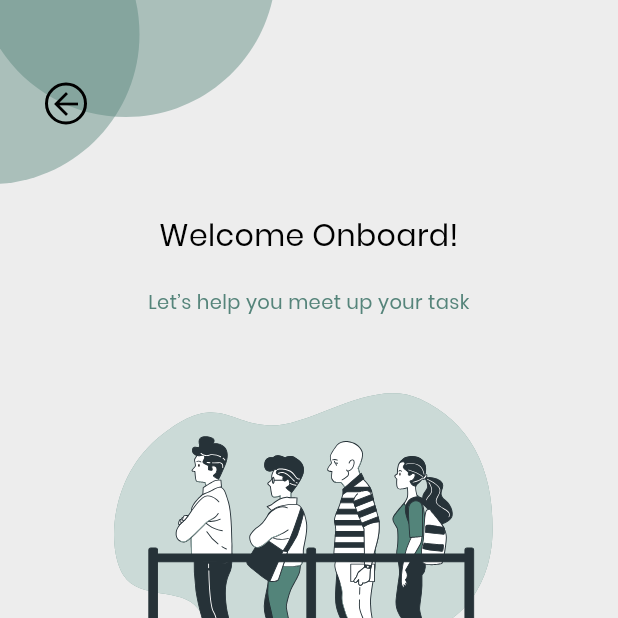
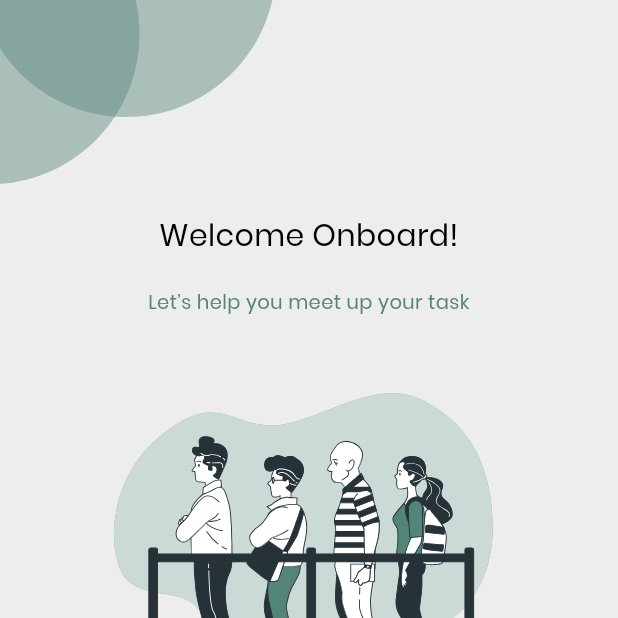
Before and after one commit to mozidan27/todo_list, a Flutter app: the screen it shows after launch, after a tap on "Get Started", on a phone screen of 412 x 824 dp, the top half of it. Run offline on Flutter 3.47's test engine with Material 3 defaults, Android fonts, the phone set to English and light mode, and no system bars; our stand-ins replace awesome_dialog, cloud_firestore, firebase_auth, firebase_core, flutter_bloc, flutter_slidable and 7 more; accounts and stored records are empty; project files that could hold a hidden picture were left out.

Commit message:
app finished

```diff
--- a/lib/core/services/service_locator.dart
+++ b/lib/core/services/service_locator.dart
@@ -1,9 +1,11 @@
 import 'package:get_it/get_it.dart';
 import 'package:todo_list/core/database/cache/cache_helper.dart';
+import 'package:todo_list/features/auth/presentation/cubit/auth_cubit.dart';
 
 final getIt = GetIt.instance;
 
 void setupServiceLocator() {
   //! auth
   getIt.registerSingleton<CacheHelper>(CacheHelper());
+  getIt.registerSingleton<AuthCubit>(AuthCubit());
 }
--- a/lib/features/auth/presentation/cubit/auth_cubit.dart
+++ b/lib/features/auth/presentation/cubit/auth_cubit.dart
@@ -8,14 +8,7 @@ import 'package:todo_list/core/funcations/custom_toast.dart';
 import 'package:todo_list/features/auth/presentation/cubit/auth_state.dart';
 
 class AuthCubit extends Cubit<AuthState> {
-  AuthCubit() : super(AuthInitial()) {
-    settingsBox = Hive.box('mybox');
-    bool isVisited = settingsBox.get(
-      'isOnboardingVisited',
-      defaultValue: false,
-    );
-    emit(IsVisited());
-  }
+  AuthCubit() : super(AuthInitial());
   XFile? profilePic;
   late Box settingsBox;
   String? emailAddress;
@@ -26,11 +19,6 @@ class AuthCubit extends Cubit<AuthState> {
   GlobalKey<FormState> signUpFromKey = GlobalKey();
   GlobalKey<FormState> signInFromKey = GlobalKey();
   GlobalKey<FormState> resetPasswordFromKey = GlobalKey();
-
-  void setOnboardingVisited(bool value) {
-    settingsBox.put('isOnboardingVisited', value);
-    emit(IsVisited());
-  }
 
   //!sign up method
   Future<void> signUpWithEmailAndPassword() async {
--- a/lib/features/auth/presentation/cubit/auth_state.dart
+++ b/lib/features/auth/presentation/cubit/auth_state.dart
@@ -36,6 +36,4 @@ final class PasswordResetEmailFauiler extends AuthState {
   PasswordResetEmailFauiler({required this.errorMessage});
 }
 
-final class IsVisited extends AuthState {}
-
 final class UploadProfilePic extends AuthState {}
--- a/lib/features/auth/presentation/screen/auth_gate.dart
+++ b/lib/features/auth/presentation/screen/auth_gate.dart
@@ -1,18 +1,46 @@
 import 'package:firebase_auth/firebase_auth.dart';
 import 'package:flutter/material.dart';
+import 'package:todo_list/core/database/cache/cache_helper.dart';
+import 'package:todo_list/core/services/service_locator.dart';
+import 'package:todo_list/features/auth/presentation/screen/sign_in_view.dart';
 import 'package:todo_list/features/home/presentation/screen/home_view.dart';
 import 'package:todo_list/features/onboarding/presentation/screen/onboarding_view.dart';
 
-class AuthGate extends StatelessWidget {
+class AuthGate extends StatefulWidget {
   const AuthGate({super.key});
+
+  @override
+  State<AuthGate> createState() => _AuthGateState();
+}
+
+late bool isOnboardingVisited;
+
+class _AuthGateState extends State<AuthGate> {
+  @override
+  void initState() {
+    isOnboardingVisited =
+        getIt<CacheHelper>().getData(key: "isOnboardingVisited") ?? false;
+
+    super.initState();
+  }
 
   @override
   Widget build(BuildContext context) {
     return Scaffold(
-      body: StreamBuilder(
+      body: StreamBuilder<User?>(
         stream: FirebaseAuth.instance.authStateChanges(),
         builder: (context, snapshot) {
-          return snapshot.hasData ? HomeView() : const OnBoardingView();
+          if (!isOnboardingVisited) {
+            // User hasn't visited onboarding yet
+            return const OnBoardingView();
+          }
+
+          if (snapshot.hasData) {
+            return const HomeView();
+          } else {
+            // You might want a LoginView here instead of onboarding!
+            return const SignInView();
+          }
         },
       ),
     );
--- a/lib/features/auth/presentation/widgets/circle_image_with_back_arrow.dart
+++ b/lib/features/auth/presentation/widgets/circle_image_with_back_arrow.dart
@@ -10,22 +10,22 @@ class CircleImageWithBackArrow extends StatelessWidget {
     return Stack(
       children: [
         SvgPicture.asset(Assets.imagesCircleImage),
-        Positioned(
-          left: 30,
-          bottom: 40,
-          child: Container(
-            decoration: BoxDecoration(
-              border: Border.all(width: 2),
-              borderRadius: BorderRadius.circular(30),
-            ),
-            child: GestureDetector(
-              onTap: () {
-                Navigator.of(context).pop();
-              },
-              child: Icon(Icons.arrow_back, color: Colors.black),
-            ),
-          ),
-        ),
+        // Positioned(
+        //   left: 30,
+        //   bottom: 40,
+        //   child: Container(
+        //     decoration: BoxDecoration(
+        //       border: Border.all(width: 2),
+        //       borderRadius: BorderRadius.circular(30),
+        //     ),
+        //     child: GestureDetector(
+        //       onTap: () {
+        //         Navigator.of(context).pop();
+        //       },
+        //       child: Icon(Icons.arrow_back, color: Colors.black),
+        //     ),
+        //   ),
+        // ),
       ],
     );
   }
--- a/lib/features/home/presentation/screen/home_view.dart
+++ b/lib/features/home/presentation/screen/home_view.dart
@@ -24,6 +24,7 @@ class HomeView extends StatefulWidget {
 class _HomeViewState extends State<HomeView> {
   final _myBox = Hive.box('mybox');
   ToDoDataBase db = ToDoDataBase();
+  String userName = '';
 
   @override
   void initState() {
@@ -59,6 +60,7 @@ class _HomeViewState extends State<HomeView> {
   void deleteTask(int index) {
     setState(() {
       db.toDoList.removeAt(index);
+      customToast(meg: "Task Deleted Successfully");
     });
     db.updateDataBase();
   }
@@ -70,7 +72,7 @@ class _HomeViewState extends State<HomeView> {
         child: Column(
           crossAxisAlignment: CrossAxisAlignment.start,
           children: [
-            ProfileImageAndWelcomeText(name: 'Welcome Zidan!'),
+            ProfileImageAndWelcomeText(name: 'Welcome Back!'),
             verticalSpace(19),
             Center(child: SvgPicture.asset(Assets.imagesTaskBro, height: 246)),
 
--- a/lib/features/onboarding/presentation/screen/onboarding_view.dart
+++ b/lib/features/onboarding/presentation/screen/onboarding_view.dart
@@ -1,22 +1,18 @@
 import 'package:flutter/material.dart';
-import 'package:flutter_bloc/flutter_bloc.dart';
 import 'package:flutter_svg/flutter_svg.dart';
-import 'package:hive_flutter/hive_flutter.dart';
+import 'package:todo_list/core/database/cache/cache_helper.dart';
 import 'package:todo_list/core/funcations/navigation.dart';
 import 'package:todo_list/core/helper/spacing.dart';
+import 'package:todo_list/core/services/service_locator.dart';
 import 'package:todo_list/core/utils/app_assets.dart';
 import 'package:todo_list/core/utils/custom_text_style.dart';
 import 'package:todo_list/core/widgets/custom_bottom.dart';
-import 'package:todo_list/features/auth/presentation/cubit/auth_cubit.dart';
-import 'package:todo_list/features/home/data/database.dart';
 
 class OnBoardingView extends StatelessWidget {
   const OnBoardingView({super.key});
 
   @override
   Widget build(BuildContext context) {
-    final myBox = Hive.box('mybox');
-    ToDoDataBase db = ToDoDataBase();
     return Scaffold(
       body: Column(
         crossAxisAlignment: CrossAxisAlignment.start,
@@ -50,7 +46,10 @@ class OnBoardingView extends StatelessWidget {
             child: MyCustomButtom(
               text: "Get Started",
               onTap: () {
-                context.read<AuthCubit>().setOnboardingVisited(true);
+                getIt<CacheHelper>().saveData(
+                  key: "isOnboardingVisited",
+                  value: true,
+                );
                 customnavigate(context, "/signup");
               },
             ),
--- a/lib/main.dart
+++ b/lib/main.dart
@@ -2,12 +2,17 @@ import 'package:firebase_core/firebase_core.dart';
 import 'package:flutter/material.dart';
 import 'package:hive_flutter/hive_flutter.dart';
 import 'package:todo_list/app/todo_app.dart';
+import 'package:todo_list/core/database/cache/cache_helper.dart';
+import 'package:todo_list/core/services/service_locator.dart';
 import 'package:todo_list/firebase_options.dart';
 
 void main() async {
   WidgetsFlutterBinding.ensureInitialized();
   await Firebase.initializeApp(options: DefaultFirebaseOptions.currentPlatform);
   await Hive.initFlutter();
-  var box = await Hive.openBox('mybox');
+  setupServiceLocator();
+  await getIt<CacheHelper>().init();
+  await Hive.openBox('mybox');
+  await Hive.openBox('mypic');
   runApp(const TODo());
 }
```
Also changed, not shown: lib/features/home/data/my_pic_data_base.dart (added, +25 -0 lines), lib/features/home/presentation/widgets/pick_image_widget.dart (+23 -13 lines), 2 other files.
